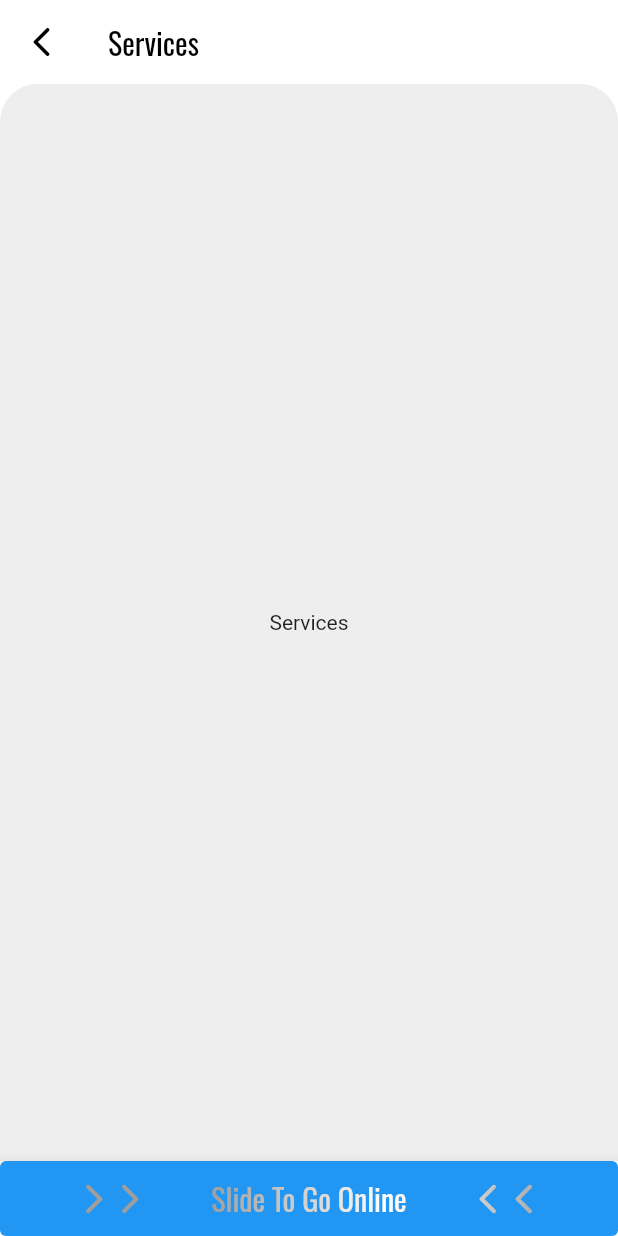
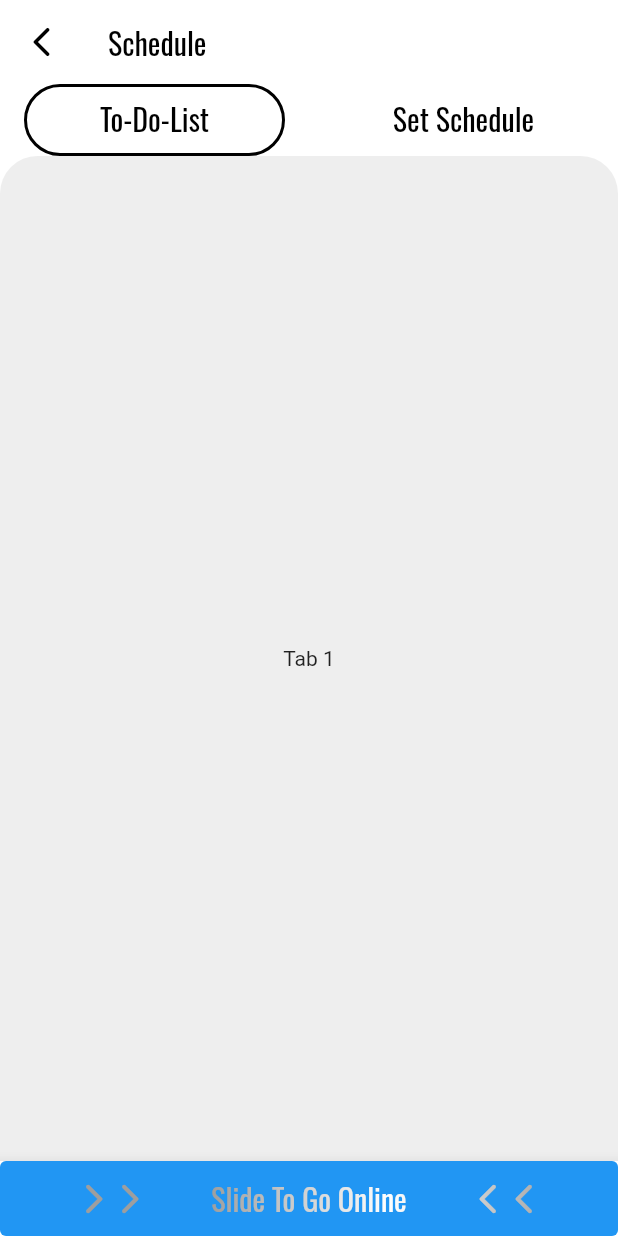
Before and after one commit to iwmakhupane12/touch_point_click_service_provider, a Flutter app: the Schedule widget shown alone on an empty page, opened directly, on a phone screen of 412 x 824 dp. Run offline on Flutter 3.47's test engine with Material 2 defaults, Android fonts, the phone set to English and light mode, and no system bars; our stand-ins replace google_fonts, sticky_headers; missing offline and left inert: country_calling_code_picker.

Commit message:
Done for today

```diff
--- /dev/null
+++ b/touch_point_click_service_provider/lib/src/components/appBarTabs.dart
@@ -0,0 +1,44 @@
+import 'package:flutter/material.dart';
+
+import 'package:touch_point_click_service_provider/src/appUsedStylesSizes/appTextStyles.dart';
+
+class AppBarTabs {
+  static Widget twoAppBarBottomTabs(
+    String tabOneTitle,
+    String tabTwoTitle,
+  ) {
+    return TabBar(
+      indicatorSize: TabBarIndicatorSize.label,
+      indicator: BoxDecoration(
+        borderRadius: BorderRadius.circular(50),
+        border: Border.all(color: Colors.black, width: 2),
+      ),
+      tabs: [
+        Tab(
+          child: Container(
+            child: Align(
+              alignment: Alignment.center,
+              child: Text(
+                tabOneTitle,
+                style:
+                    AppTextStyles.normalBlack(FontWeight.normal, Colors.black),
+              ),
+            ),
+          ),
+        ),
+        Tab(
+          child: Container(
+            child: Align(
+              alignment: Alignment.center,
+              child: Text(
+                tabTwoTitle,
+                style:
+                    AppTextStyles.normalBlack(FontWeight.normal, Colors.black),
+              ),
+            ),
+          ),
+        ),
+      ],
+    );
+  }
+}
--- a/touch_point_click_service_provider/lib/src/screens/schedule.dart
+++ b/touch_point_click_service_provider/lib/src/screens/schedule.dart
@@ -1,9 +1,12 @@
 import 'package:flutter/material.dart';
+
+import 'package:intl/intl.dart';
 
 import 'package:touch_point_click_service_provider/src/components/baseWidget.dart';
 import 'package:touch_point_click_service_provider/src/components/onlineOfflineAppBar.dart';
 import 'package:touch_point_click_service_provider/src/components/dashRequests.dart';
 import 'package:touch_point_click_service_provider/src/components/utilWidget.dart';
+import 'package:touch_point_click_service_provider/src/components/appBarTabs.dart';
 
 import 'package:touch_point_click_service_provider/src/appUsedStylesSizes/appTextStyles.dart';
 import 'package:touch_point_click_service_provider/src/appUsedStylesSizes/appIconsUsed.dart';
@@ -24,14 +27,50 @@ class _ScheduleState extends State<Schedule> {
 
   @override
   Widget build(BuildContext context) {
-    return BaseWidget.defaultScreen(
-      context,
-      Container(
-        child: Center(child: Text("Services")),
+    return DefaultTabController(
+      length: 2,
+      initialIndex: 0,
+      child: BaseWidget.defaultScreen(
+        context,
+        screenBody(),
+        AppBarTabs.twoAppBarBottomTabs("To-Do-List", "Set Schedule"),
+        "Schedule",
+        widget.onlineOfflineAppBar,
       ),
-      null,
-      "Services",
-      widget.onlineOfflineAppBar,
     );
   }
+
+  Widget screenBody() {
+    return TabBarView(children: [
+      Container(
+        child: Center(child: Text("Tab 1")),
+      ),
+      Container(
+        child: Center(child: ElevatedButton(child:Text("Tab 1"), onPressed:()=>dateRangePicker()),),
+      )
+    ]);
+  }
+
+  void dateRangePicker() {
+    showDateRangePicker(
+      context: context,
+      firstDate: DateTime(2021),
+      lastDate: DateTime(2021),
+    ).then((DateTimeRange value) {
+      if (value != null) {
+        DateTimeRange _fromRange = DateTimeRange(
+          start: DateTime.now(),
+          end: DateTime.now(),
+        );
+        _fromRange = value;
+        final String range =
+            '${DateFormat.yMMMd().format(_fromRange.start)} - ${DateFormat.yMMMd().format(_fromRange.end)}';
+        ScaffoldMessenger.of(context).showSnackBar(
+          SnackBar(
+            content: Text(range),
+          ),
+        );
+      }
+    });
+  }
 }
--- a/touch_point_click_service_provider/pubspec.yaml
+++ b/touch_point_click_service_provider/pubspec.yaml
@@ -33,6 +33,7 @@ dependencies:
   country_calling_code_picker: ^1.0.8+1
   email_validator: ^1.0.6
   sticky_headers: ^0.1.8+1
+  intl: ^0.17.0
 
 dev_dependencies:
   flutter_test:
```
Also changed, not shown: touch_point_click_service_provider/pubspec.lock.
